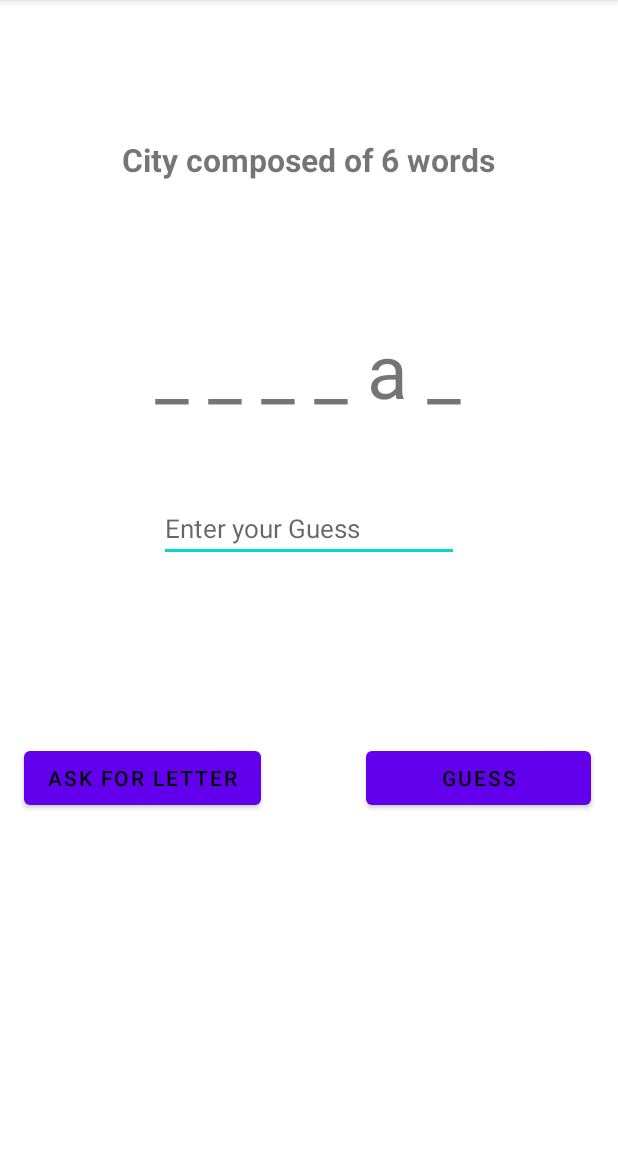
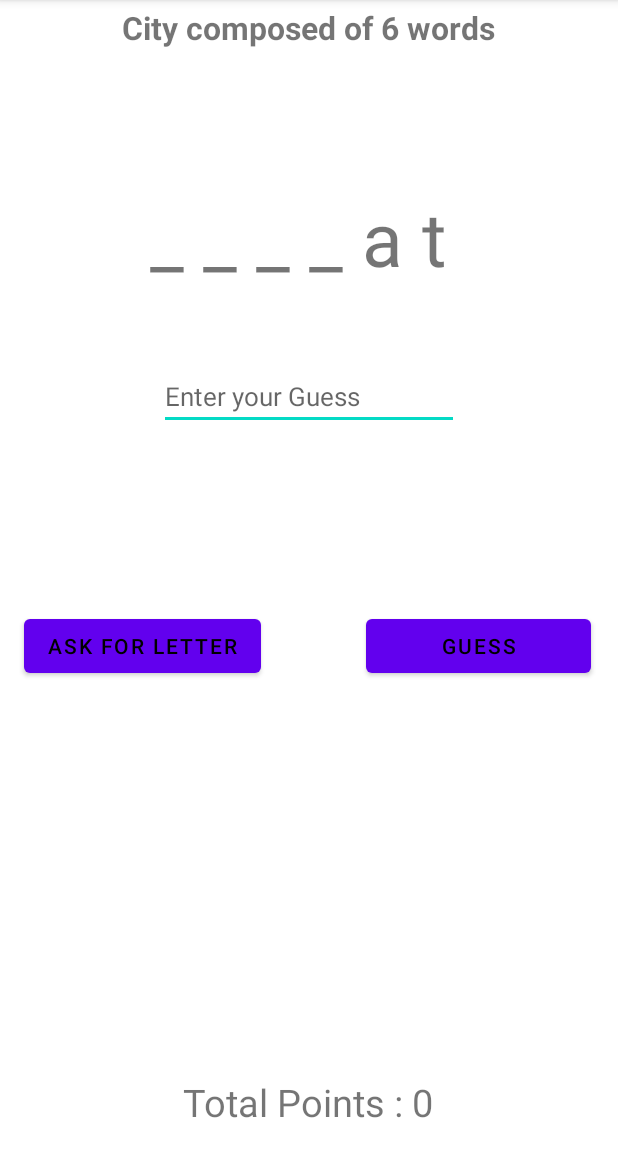
Before and after one commit to ETS-Android4/MobileApplicationDevelopmentClass, an Android app: the NormalGameActivity screen opened directly, with no data from a screen before it, after a tap on "ASK FOR LETTER", on a phone screen of 412 x 824 dp, the part 84-1236 px from its top. Run offline under Robolectric (Android 15) with nearby library versions, the phone set to English and light mode, and no system bars.

Commit message:
Finished Normal Game Activity

```diff
--- a/Name-City-Game/app/src/main/java/tr/edu/mu/ceng/mad/name_city_game/NormalGameActivity.java
+++ b/Name-City-Game/app/src/main/java/tr/edu/mu/ceng/mad/name_city_game/NormalGameActivity.java
@@ -7,12 +7,13 @@ import android.text.TextUtils;
 import android.view.View;
 import android.widget.EditText;
 import android.widget.TextView;
+import android.widget.Toast;
 
 import java.util.ArrayList;
 import java.util.Random;
 
 public class NormalGameActivity extends AppCompatActivity {
-    private TextView txtCity, txtAnswer;
+    private TextView txtCity, txtAnswer, txtTotalPoints;
     private EditText editTextGuess;
 
     private String[] cities = {
@@ -32,6 +33,7 @@ public class NormalGameActivity extends AppCompatActivity {
     private int rndCityNumber, rndLetterNumber, startingLetterNumber;
     private String currentCity, txtAnswerString, editTextUserGuess;
     private ArrayList<Character> currentCityChar;
+    private float maxPoints = 100.0f, pointsToBreak, totalPoints = 0, levelTotalPoints = 0;
 
     @Override
     protected void onCreate(Bundle savedInstanceState) {
@@ -41,6 +43,7 @@ public class NormalGameActivity extends AppCompatActivity {
         txtCity = findViewById(R.id.txtCity_normal);
         txtAnswer = findViewById(R.id.txtAnswer_normal);
         editTextGuess = findViewById(R.id.editTextGuess_normal);
+        txtTotalPoints = findViewById(R.id.txtTotalPoints_normal);
 
         rndLetter = new Random();
         createWord();
@@ -52,37 +55,22 @@ public class NormalGameActivity extends AppCompatActivity {
 
         if(!TextUtils.isEmpty(editTextUserGuess)){
             if(editTextUserGuess.equals(currentCity)){
+                levelTotalPoints += totalPoints;
+                Toast.makeText(NormalGameActivity.this, "Congratulations! Correct Answer", Toast.LENGTH_SHORT).show();
+                txtTotalPoints.setText("Total Points : " + levelTotalPoints);
                 editTextGuess.setText("");
                 createWord();
             }else{
-                System.out.println("bitmedi");
+
             }
         }
     }
 
     public void btnLetter(View v){
         if(currentCityChar.size() > 0){
-            rndLetterNumber = rndLetter.nextInt(currentCityChar.size());
-            String[] txtLetters = txtAnswer.getText().toString().split(" ");
-            char[] currentCityLetters = currentCity.toCharArray();
-
-            for(int i = 0; i< currentCity.length(); i++){
-                if(txtLetters[i].equals("_") && currentCityLetters[i] == currentCityChar.get(rndLetterNumber)){
-                    txtLetters[i] = String.valueOf(currentCityChar.get(rndLetterNumber));
-                    txtAnswerString = "";
-
-                    for(int j = 0; j < currentCity.length(); j++){
-                        if(j == i || j < currentCity.length() - 1){
-                            txtAnswerString += txtLetters[j] + " ";
-                        }else{
-                            txtAnswerString += txtLetters[j];
-                        }
-                    }
-                    break;
-                }
-            }
-            txtAnswer.setText(txtAnswerString);
-            currentCityChar.remove(rndLetterNumber);
+            takeRandomLetter();
+            totalPoints -= pointsToBreak;
+            Toast.makeText(NormalGameActivity.this, "Remaining points = " + totalPoints, Toast.LENGTH_SHORT).show();
         }
     }
     private void createWord(){
@@ -96,8 +84,10 @@ public class NormalGameActivity extends AppCompatActivity {
             startingLetterNumber = 1;
         }else if(currentCity.length() >= 8 && currentCity.length() < 10){
             startingLetterNumber = 2;
+        }else if(currentCity.length() >= 10){
+            startingLetterNumber = 3;
         }else{
-            startingLetterNumber = 3;
+            startingLetterNumber = 0;
         }
 
         for(int i = 0; i < currentCity.length(); i++){
@@ -115,7 +105,34 @@ public class NormalGameActivity extends AppCompatActivity {
         }
 
         for (int c = 0; c < startingLetterNumber; c++){
+            takeRandomLetter();
+        }
 
+        pointsToBreak = maxPoints / currentCityChar.size();
+        totalPoints = maxPoints;
+    }
+
+    private void takeRandomLetter(){
+        rndLetterNumber = rndLetter.nextInt(currentCityChar.size());
+        String[] txtLetters = txtAnswer.getText().toString().split(" ");
+        char[] currentCityLetters = currentCity.toCharArray();
+
+        for(int i = 0; i< currentCity.length(); i++){
+            if(txtLetters[i].equals("_") && currentCityLetters[i] == currentCityChar.get(rndLetterNumber)){
+                txtLetters[i] = String.valueOf(currentCityChar.get(rndLetterNumber));
+                txtAnswerString = "";
+
+                for(int j = 0; j < currentCity.length(); j++){
+                    if(j == i || j < currentCity.length() - 1){
+                        txtAnswerString += txtLetters[j] + " ";
+                    }else{
+                        txtAnswerString += txtLetters[j];
+                    }
+                }
+                break;
+            }
         }
+        txtAnswer.setText(txtAnswerString);
+        currentCityChar.remove(rndLetterNumber);
     }
 }
--- a/Name-City-Game/app/src/main/res/layout/activity_normal_game.xml
+++ b/Name-City-Game/app/src/main/res/layout/activity_normal_game.xml
@@ -10,7 +10,7 @@
         android:id="@+id/txtCity_normal"
         android:layout_width="wrap_content"
         android:layout_height="wrap_content"
-        android:layout_marginTop="92dp"
+        android:layout_marginTop="4dp"
         android:text="City Name"
         android:textSize="21sp"
         android:textStyle="bold"
@@ -71,4 +71,16 @@
         app:layout_constraintStart_toEndOf="@+id/btnLetter_normal"
         app:layout_constraintTop_toTopOf="@+id/btnLetter_normal"
         app:layout_constraintVertical_bias="1.0" />
+
+    <TextView
+        android:id="@+id/txtTotalPoints_normal"
+        android:layout_width="wrap_content"
+        android:layout_height="wrap_content"
+        android:layout_marginBottom="16dp"
+        android:text="Total Points : 0"
+        android:textSize="25sp"
+        app:layout_constraintBottom_toBottomOf="parent"
+        app:layout_constraintEnd_toEndOf="parent"
+        app:layout_constraintHorizontal_bias="0.498"
+        app:layout_constraintStart_toStartOf="parent" />
 </androidx.constraintlayout.widget.ConstraintLayout>
```
